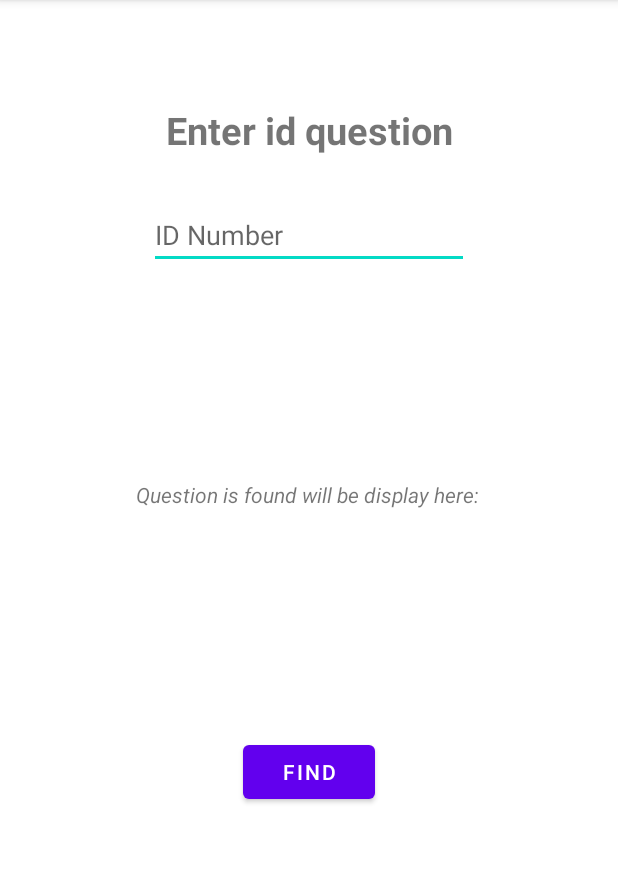
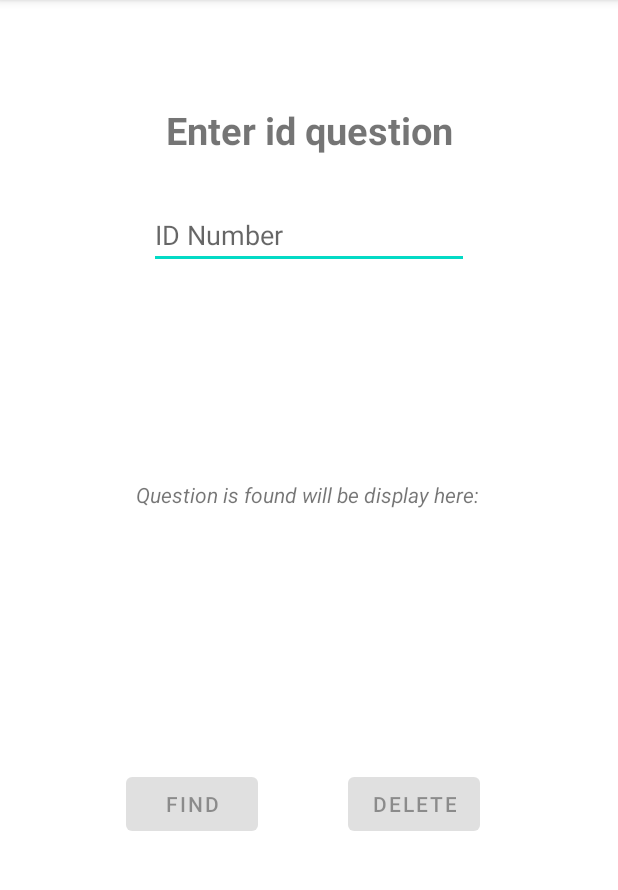
Before and after one commit to hoangnamwar/TipCaculator, an Android app: the atc_deleteQuestion screen opened directly, with no data from a screen before it, on a phone screen of 412 x 824 dp, the part 84-974 px from its top. Run offline under Robolectric (Android 15) with nearby library versions, the phone set to English and light mode, and no system bars.

```diff
--- a/app/src/main/java/com/example/tipcacullator/DanhSachCauHoi.kt
+++ b/app/src/main/java/com/example/tipcacullator/DanhSachCauHoi.kt
@@ -5,6 +5,9 @@ object DanhSachCauHoi{
     private var danh_sach_cau_hoi = ArrayList<CauHoi>()
     fun themCauHoi(cau_hoi: CauHoi){
         danh_sach_cau_hoi.add(cau_hoi)
+    }
+    fun xoaCauHoi(i : Int){
+        danh_sach_cau_hoi.remove(danh_sach_cau_hoi[i])
     }
     fun getAllCauHoi(): ArrayList<CauHoi>{
         return danh_sach_cau_hoi
--- a/app/src/main/java/com/example/tipcacullator/atc_deleteQuestion.kt
+++ b/app/src/main/java/com/example/tipcacullator/atc_deleteQuestion.kt
@@ -2,6 +2,9 @@ package com.example.tipcacullator
 
 import androidx.appcompat.app.AppCompatActivity
 import android.os.Bundle
+import android.text.Editable
+import android.text.TextWatcher
+import android.widget.Button
 import android.widget.EditText
 import android.widget.TextView
 import kotlinx.android.synthetic.main.activity_atc_delete_question.*
@@ -11,11 +14,45 @@ class atc_deleteQuestion : AppCompatActivity() {
         super.onCreate(savedInstanceState)
         setContentView(R.layout.activity_atc_delete_question)
 
-        button.setOnClickListener {
-            val idQuestion = idNumber.text.toString().toInt() - 1
+        val deleteButton : Button = findViewById(R.id.Delete_btn)
+        val findButton : Button = findViewById(R.id.Find_btn)
+        val inputText : EditText = findViewById(R.id.idNumber)
+
+        inputText.addTextChangedListener(object : TextWatcher{
+            override fun beforeTextChanged(p0: CharSequence?, p1: Int, p2: Int, p3: Int) {
+            }
+
+            override fun onTextChanged(p0: CharSequence?, p1: Int, p2: Int, p3: Int) {
+                findButton.isEnabled = true
+                deleteButton.isEnabled = true
+            }
+
+            override fun afterTextChanged(p0: Editable?) {
+            }
+        })
+
+
+        idNumber.addTextChangedListener(object : TextWatcher{
+            override fun beforeTextChanged(p0: CharSequence?, p1: Int, p2: Int, p3: Int) {
+
+            }
+
+            override fun onTextChanged(p0: CharSequence?, p1: Int, p2: Int, p3: Int) {
+
+            }
+
+            override fun afterTextChanged(p0: Editable?) {
+
+            }
+        })
+
+        Find_btn.setOnClickListener {
+
+            var idQuestion: Int = 0
+            idQuestion = idNumber.text.toString().toInt() - 1
             val danhsachcauhoi : DanhSachCauHoi = DanhSachCauHoi
             var output: TextView = findViewById(R.id.CauHoiIsFound)
-            if(idQuestion > danhsachcauhoi.getSize())
+            if(idQuestion > danhsachcauhoi.getSize() || danhsachcauhoi.getSize() < 1)
                 output.text = "Number question is invalid"
             else{
                 val foundQuestion : CauHoi = danhsachcauhoi.getCauHoi(idQuestion)
@@ -32,6 +69,19 @@ class atc_deleteQuestion : AppCompatActivity() {
                 }
                 output.text = "Question: $question\nA: ${answer[0]}\nB: ${answer[1]}\nC: ${answer[2]}\nD: ${answer[3]}\nCorrect answer: $correctAnswer"
             }
+            Delete_btn.setOnClickListener {
+                var idQuestion: Int = 0
+                idQuestion = idNumber.text.toString().toInt() - 1
+                var output: TextView = findViewById(R.id.CauHoiIsFound)
+                if(idQuestion < 0 || danhsachcauhoi.getSize() < 1)
+                    output.text = "You must find out your question you want to delete first"
+                else{
+                    val danhsachcauhoi = DanhSachCauHoi
+                    danhsachcauhoi.xoaCauHoi(idQuestion)
+                    output.text = "Question is deleted"
+                }
+            }
+
 
         }
 
--- a/app/src/main/res/layout/activity_atc_delete_question.xml
+++ b/app/src/main/res/layout/activity_atc_delete_question.xml
@@ -38,20 +38,25 @@
         android:layout_height="wrap_content"
         android:layout_marginTop="10dp"
         android:ems="10"
+        android:hint="ID Number"
+
         android:inputType="numberDecimal"
-        android:hint = "ID Number"
         app:layout_constraintEnd_toEndOf="parent"
         app:layout_constraintStart_toStartOf="parent"
         app:layout_constraintTop_toTopOf="@+id/textInputLayout" />
 
     <Button
-        android:id="@+id/button"
+        android:id="@+id/Find_btn"
+        android:enabled="false"
         android:layout_width="wrap_content"
         android:layout_height="wrap_content"
-        android:layout_marginBottom="229dp"
+        android:layout_marginStart="84dp"
+        android:layout_marginBottom="208dp"
         android:text="Find"
         app:layout_constraintBottom_toBottomOf="parent"
         app:layout_constraintEnd_toEndOf="parent"
+
+        app:layout_constraintHorizontal_bias="0.0"
         app:layout_constraintStart_toStartOf="parent" />
 
     <TextView
@@ -60,9 +65,25 @@
         android:layout_height="221dp"
         android:layout_marginStart="76dp"
         android:layout_marginTop="40dp"
+        android:gravity="center"
+        android:text="Question is found will be display here:"
         android:textStyle="italic"
-        android:text="Question is found will be display here:"
-        android:gravity="center"
         app:layout_constraintStart_toStartOf="@+id/textInputLayout"
         app:layout_constraintTop_toBottomOf="@+id/idNumber" />
+
+    <Button
+        android:id="@+id/Delete_btn"
+        android:layout_width="wrap_content"
+        android:layout_height="wrap_content"
+        android:layout_marginStart="84dp"
+        android:layout_marginEnd="92dp"
+        android:layout_marginBottom="208dp"
+        android:enabled="false"
+        android:text="Delete"
+        app:layout_constraintBottom_toBottomOf="parent"
+        app:layout_constraintEnd_toEndOf="parent"
+        app:layout_constraintHorizontal_bias="1.0"
+        app:layout_constraintStart_toStartOf="parent"
+        app:layout_constraintTop_toBottomOf="@+id/CauHoiIsFound"
+        app:layout_constraintVertical_bias="1.0" />
 </androidx.constraintlayout.widget.ConstraintLayout>
```
